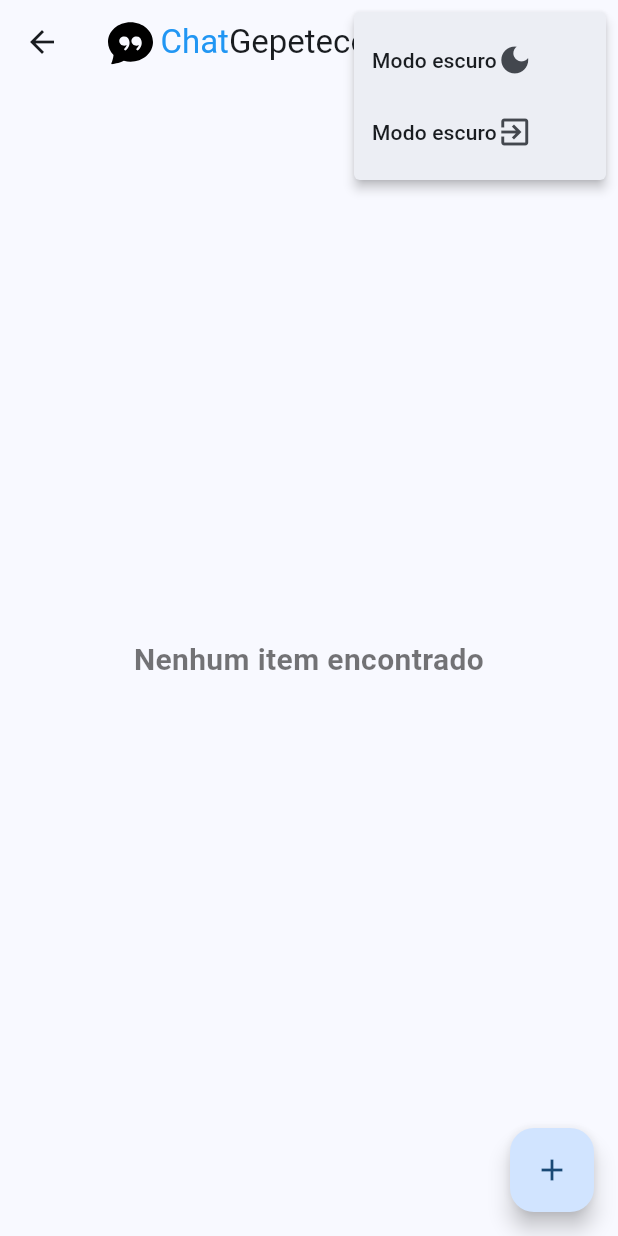
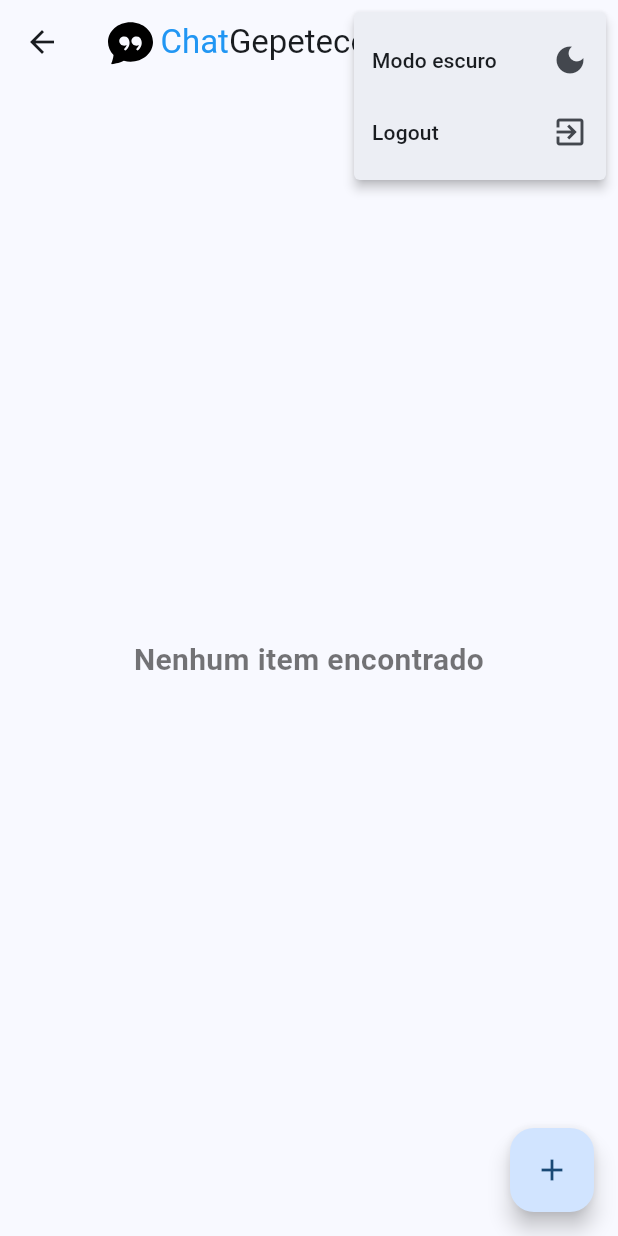
Before and after one commit to Valdeir027/ChatGepeteco-MOBILE, a Flutter app: the HomePage screen opened by its route, after a tap on the "more vert" icon, on a phone screen of 412 x 824 dp. Run offline on Flutter 3.47's test engine with Material 3 defaults, Android fonts, the phone set to English and light mode, and no system bars; our stand-ins replace flutter_svg, shared_preferences; accounts and stored records are empty; network calls fail.

Commit message:
Melhorias na experiência do usuario

```diff
--- a/lib/main.dart
+++ b/lib/main.dart
@@ -18,6 +18,7 @@ class MainApp extends StatelessWidget {
   @override
   Widget build(BuildContext context) {
     return AnimatedBuilder(
+
       animation: ThemeControl.instance,
        builder: (context,child) {
           return MaterialApp(
--- a/lib/src/pages/home.dart
+++ b/lib/src/pages/home.dart
@@ -78,7 +78,7 @@ class _HomePageState extends State<HomePage> {
                   child: Row(
 
                       children: [
-                      Text("Modo claro"),
+                      Expanded(child: Text("Modo claro ")),
                       Icon(Icons.light_mode),
                     ],),
                 ),
@@ -88,7 +88,7 @@ class _HomePageState extends State<HomePage> {
                     child: Row(
 
                         children: [
-                        Text("Modo escuro"),
+                        Expanded(child: Text("Modo escuro ")),
                         Icon(Icons.dark_mode),
                       ],),
                   ),
@@ -97,7 +97,7 @@ class _HomePageState extends State<HomePage> {
                 value: "/login",
                 child: Row(
                   children: [
-                    Text("Modo escuro"),
+                    Expanded(child: Text("Logout")),
                     Icon(Icons.exit_to_app),
                   ],
                 ),
--- a/pubspec.yaml
+++ b/pubspec.yaml
@@ -13,6 +13,7 @@ dependencies:
   http: ^1.2.1
   flutter_svg: ^2.0.10+1
   shared_preferences: ^2.2.3
+  flutter_keyboard_visibility: ^6.0.0
 
 dev_dependencies:
   flutter_test:
```
Also changed, not shown: lib/src/pages/chat_page.dart (+27 -11 lines), pubspec.lock.
